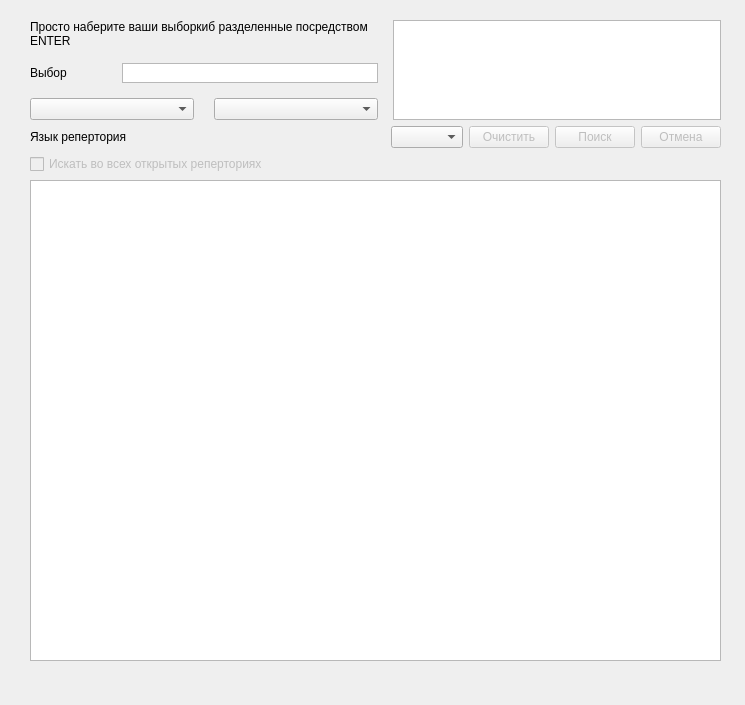
Before: the Qt Designer form vocabulary.ui in iliner23/openRadar, drawn with Qt 5.
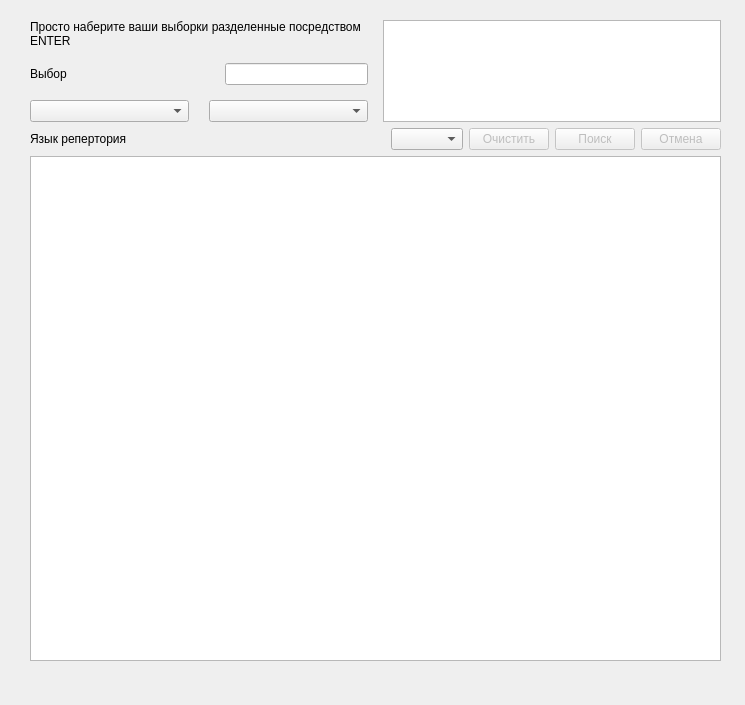
After: the same form once the commit is applied.

Commit message: Extending functionality in vocabulary

The edit to the form file:
```diff
--- a/vocabulary.ui
+++ b/vocabulary.ui
@@ -69,7 +69,7 @@
            </sizepolicy>
           </property>
           <property name="text">
-           <string>Просто наберите ваши выборкиб разделенные посредством ENTER</string>
+           <string>&lt;html&gt;&lt;head/&gt;&lt;body&gt;&lt;p&gt;Просто наберите ваши выборки разделенные посредством ENTER&lt;/p&gt;&lt;/body&gt;&lt;/html&gt;</string>
           </property>
           <property name="wordWrap">
            <bool>true</bool>
@@ -99,23 +99,7 @@
            </spacer>
           </item>
           <item>
-           <widget class="QPlainTextEdit" name="plainTextEdit">
-            <property name="sizePolicy">
-             <sizepolicy hsizetype="Expanding" vsizetype="Ignored">
-              <horstretch>0</horstretch>
-              <verstretch>0</verstretch>
-             </sizepolicy>
-            </property>
-            <property name="verticalScrollBarPolicy">
-             <enum>Qt::ScrollBarAlwaysOff</enum>
-            </property>
-            <property name="horizontalScrollBarPolicy">
-             <enum>Qt::ScrollBarAlwaysOff</enum>
-            </property>
-            <property name="lineWrapMode">
-             <enum>QPlainTextEdit::NoWrap</enum>
-            </property>
-           </widget>
+           <widget class="QLineEdit" name="lineEdit"/>
           </item>
          </layout>
         </item>
@@ -211,16 +195,6 @@
         </item>
        </layout>
       </item>
-      <item>
-       <widget class="QCheckBox" name="checkBox">
-        <property name="enabled">
-         <bool>false</bool>
-        </property>
-        <property name="text">
-         <string>Искать во всех открытых реперториях</string>
-        </property>
-       </widget>
-      </item>
      </layout>
     </item>
     <item>
```
The commit also changes 10 other files.
